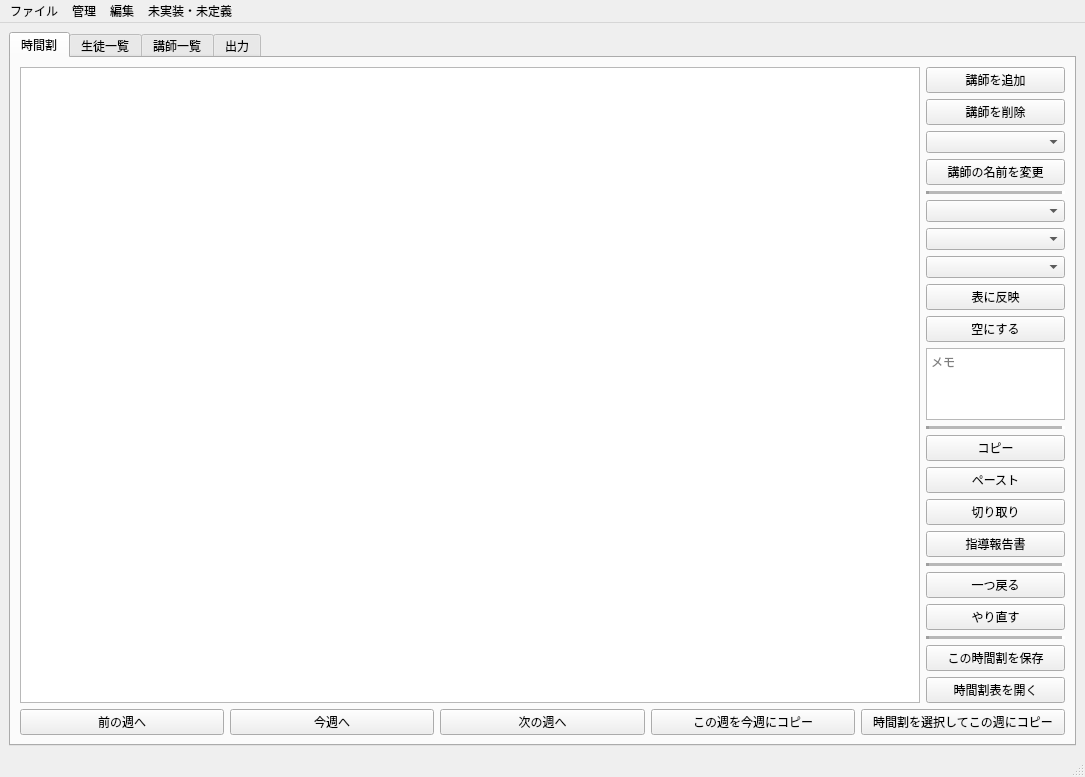
Old version of the form mainwindow.ui in the repository ROMEKANA/TimeTable.
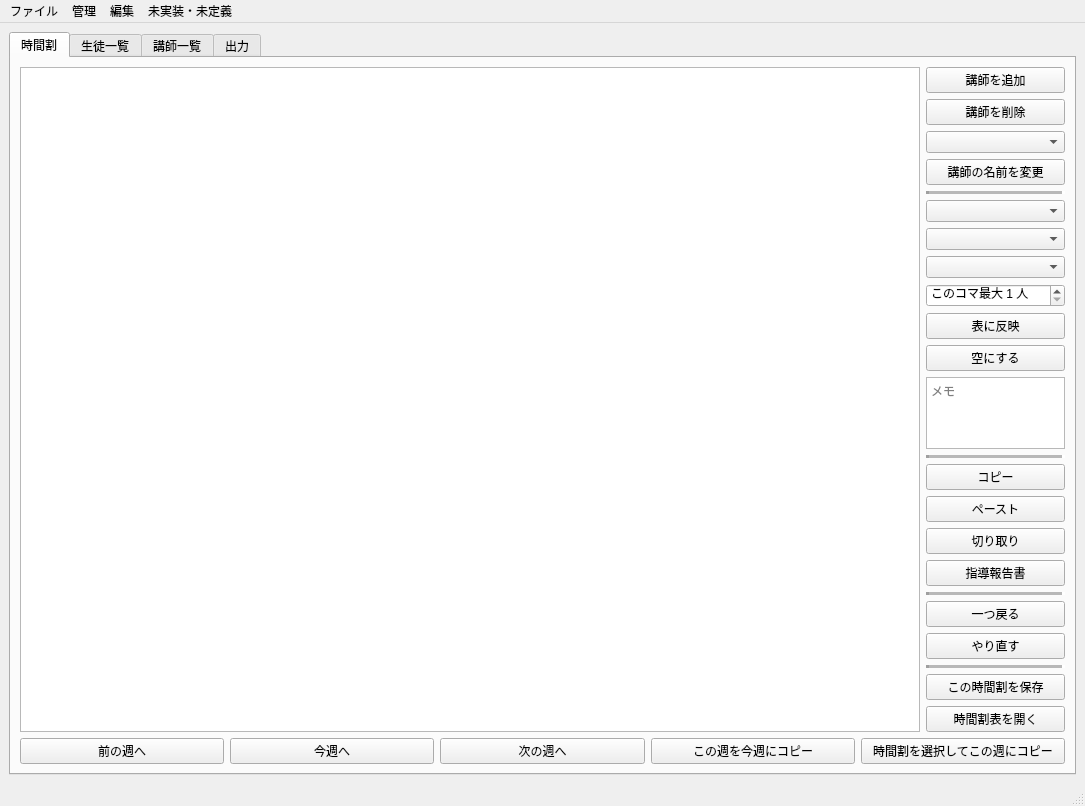
New version of the form.

Commit message: バージョンを0.1.14に更新し、時間割の色設定と授業ごとの最大人数を追加する。時間割の色設定機能を追加。最大人数の管理を強化し、UIに関連する設定項目を追加。印刷時のセルの色を条件に応じて変更する機能を実装。

What changed in the file:
```diff
--- a/mainwindow.ui
+++ b/mainwindow.ui
@@ -115,6 +115,22 @@
               </property>
              </widget>
             </item>
+            <item>
+             <widget class="QSpinBox" name="lessonMaxStudentsSpinBox">
+              <property name="prefix">
+               <string>このコマ最大 </string>
+              </property>
+              <property name="suffix">
+               <string> 人</string>
+              </property>
+              <property name="minimum">
+               <number>1</number>
+              </property>
+              <property name="maximum">
+               <number>20</number>
+              </property>
+             </widget>
+            </item>
             <item>
              <widget class="QPushButton" name="applyCellButton">
               <property name="text">
```
Left out of the diff: 6 changed lines with no effect on the pictures. The commit also changes 7 other files.
